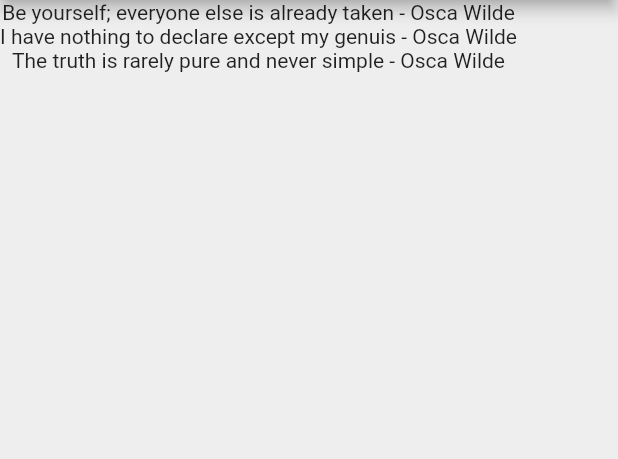
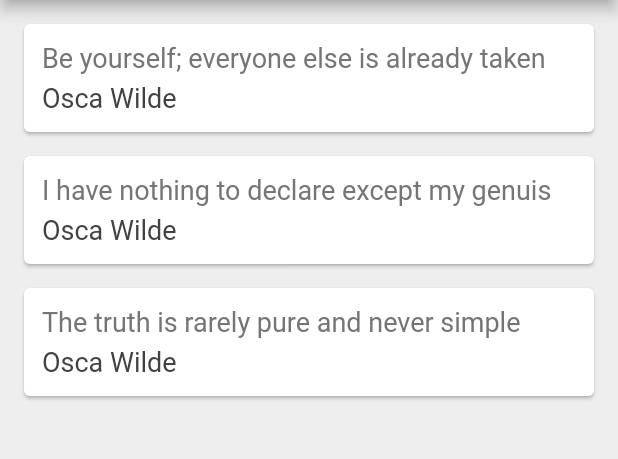
Before and after one commit to NimrahAltafAdam/quotes, a Flutter app: the screen it shows after launch, on a phone screen of 412 x 824 dp, the part 84-543 px from its top. Run offline on Flutter 3.47's test engine with Material 2 defaults, Android fonts, the phone set to English and light mode, and no system bars.

Commit message:
Cards
Used a Card Template in order to list the author and their quotes.

```diff
--- a/lib/main.dart
+++ b/lib/main.dart
@@ -1,3 +1,4 @@
+import 'package:flutter/cupertino.dart';
 import 'package:flutter/material.dart';
 import 'quote.dart';
 
@@ -22,6 +23,36 @@ class _QuoteListState extends State<QuoteList> {
 
   ];
 
+  Widget quoteTemplate(quote){
+    return Card(
+      margin: EdgeInsets.fromLTRB(16, 16, 16, 0),
+      child: Padding(
+        padding: const EdgeInsets.all(12.0),
+        child: Column(
+          crossAxisAlignment: CrossAxisAlignment.stretch,
+          children: [
+            Text(
+              quote.text,
+              style: TextStyle(
+                fontSize: 18,
+                color: Colors.grey[600],
+              )
+            ),
+            SizedBox(height: 6.0),
+            Text(
+                quote.author,
+                style: TextStyle(
+                  fontSize: 18,
+                  color: Colors.grey[800],
+                )
+            ),
+
+          ],
+        ),
+      )
+    );
+  }
+
   @override
   Widget build(BuildContext context) {
     return Scaffold(
@@ -33,7 +64,7 @@ class _QuoteListState extends State<QuoteList> {
       ),
       body: Column(
         //ALWAYS USE CURLY BRACKETS WHEN YOU WISH TO DEFINE OR DISPLAY THE PROPERTIES OF VARIABLES
-        children: quotes.map((quote) => Text('${quote.text} - ${quote.author}')).toList(),
+        children: quotes.map((quote) => quoteTemplate(quote)).toList(),
       )
     );
   }
```
